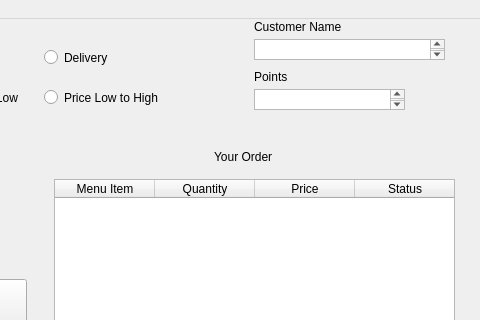
Before: the Qt Designer form customer_interface.ui in TokarM/CS487_Project_Group16, drawn with Qt 5; both pictures show x 516 to 996 and y 0 to 320 of the 996 by 733 pixel window.
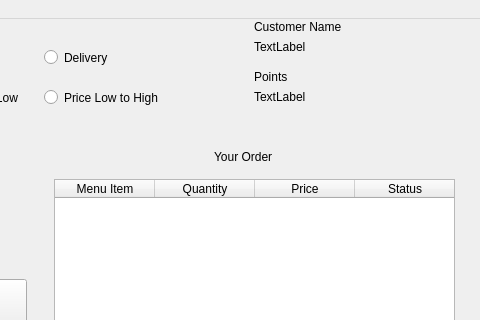
After: the same form once the commit is applied.

Commit message: different interfaces are opens based on login info

Patch:
```diff
--- a/customer_interface.ui
+++ b/customer_interface.ui
@@ -336,26 +336,6 @@
      <string>Modify</string>
     </property>
    </widget>
-   <widget class="QTextBrowser" name="textBrowser">
-    <property name="geometry">
-     <rect>
-      <x>770</x>
-      <y>20</y>
-      <width>191</width>
-      <height>21</height>
-     </rect>
-    </property>
-   </widget>
-   <widget class="QTextBrowser" name="textBrowser_3">
-    <property name="geometry">
-     <rect>
-      <x>770</x>
-      <y>70</y>
-      <width>151</width>
-      <height>21</height>
-     </rect>
-    </property>
-   </widget>
    <widget class="QLabel" name="label_3">
     <property name="geometry">
      <rect>
@@ -395,6 +375,32 @@
      <string>Pay</string>
     </property>
    </widget>
+   <widget class="QLabel" name="label_11">
+    <property name="geometry">
+     <rect>
+      <x>770</x>
+      <y>20</y>
+      <width>59</width>
+      <height>16</height>
+     </rect>
+    </property>
+    <property name="text">
+     <string>TextLabel</string>
+    </property>
+   </widget>
+   <widget class="QLabel" name="label_12">
+    <property name="geometry">
+     <rect>
+      <x>770</x>
+      <y>70</y>
+      <width>59</width>
+      <height>16</height>
+     </rect>
+    </property>
+    <property name="text">
+     <string>TextLabel</string>
+    </property>
+   </widget>
   </widget>
   <widget class="QMenuBar" name="menubar">
    <property name="geometry">
```
The commit also changes 5 other files.
